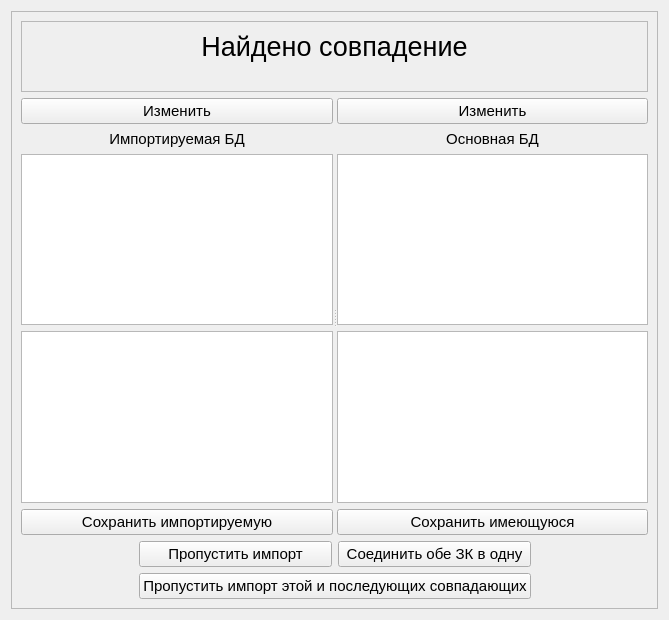
First picture: the form in import_form.ui, repository Yavlados/VKR, before the edit.
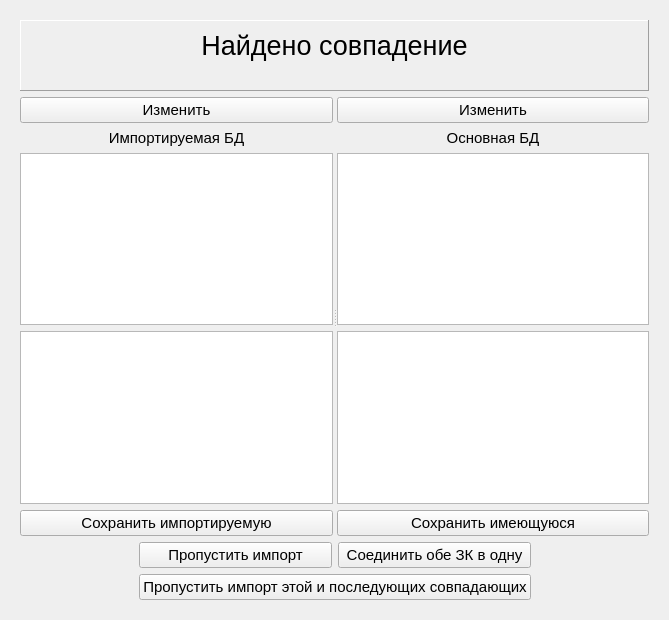
Second picture: the form after the edit. Icons and pictures are not drawn.

The edit to the form file:
```diff
--- a/import_form.ui
+++ b/import_form.ui
@@ -22,6 +22,12 @@
   <layout class="QGridLayout" name="gridLayout_3">
    <item row="0" column="0">
     <widget class="QScrollArea" name="scrollArea">
+     <property name="styleSheet">
+      <string notr="true"/>
+     </property>
+     <property name="frameShape">
+      <enum>QFrame::NoFrame</enum>
+     </property>
      <property name="widgetResizable">
       <bool>true</bool>
      </property>
@@ -30,15 +36,15 @@
        <rect>
         <x>0</x>
         <y>0</y>
-        <width>649</width>
-        <height>600</height>
+        <width>651</width>
+        <height>602</height>
        </rect>
       </property>
       <layout class="QGridLayout" name="gridLayout_2">
        <item row="0" column="0">
         <widget class="QFrame" name="frame">
          <property name="frameShape">
-          <enum>QFrame::StyledPanel</enum>
+          <enum>QFrame::Panel</enum>
          </property>
          <property name="frameShadow">
           <enum>QFrame::Raised</enum>
```
